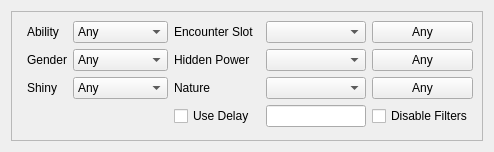
Above: Source/Form/Controls/Filter.ui from Admiral-Fish/PokeFinder before the change. Below: the same form after it.
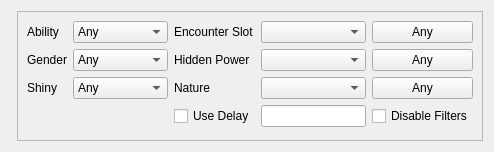
That is the form after the change. Custom widgets are drawn as their Qt base class.

Patch:
```diff
--- a/Source/Form/Controls/Filter.ui
+++ b/Source/Form/Controls/Filter.ui
@@ -11,7 +11,7 @@
    </rect>
   </property>
   <layout class="QGridLayout" name="gridLayout">
-   <item row="0" column="0">
+   <item row="0" column="1">
     <widget class="QScrollArea" name="scrollArea">
      <property name="widgetResizable">
       <bool>true</bool>
@@ -21,7 +21,7 @@
        <rect>
         <x>0</x>
         <y>0</y>
-        <width>474</width>
+        <width>458</width>
         <height>132</height>
        </rect>
       </property>
@@ -59,7 +59,10 @@
          </property>
         </widget>
        </item>
-       <item row="0" column="6">
+       <item row="0" column="4">
+        <widget class="CheckList" name="checkListEncounterSlot"/>
+       </item>
+       <item row="0" column="5">
         <widget class="QPushButton" name="pushButtonEncounterSlot">
          <property name="text">
           <string>Any</string>
@@ -99,10 +102,10 @@
          </property>
         </widget>
        </item>
-       <item row="1" column="5">
+       <item row="1" column="4">
         <widget class="CheckList" name="checkListHiddenPower"/>
        </item>
-       <item row="1" column="6">
+       <item row="1" column="5">
         <widget class="QPushButton" name="pushButtonHiddenPower">
          <property name="text">
           <string>Any</string>
@@ -147,24 +150,24 @@
          </property>
         </widget>
        </item>
-       <item row="2" column="5">
+       <item row="2" column="4">
         <widget class="CheckList" name="checkListNature"/>
        </item>
-       <item row="2" column="6">
+       <item row="2" column="5">
         <widget class="QPushButton" name="pushButtonNature">
          <property name="text">
           <string>Any</string>
          </property>
         </widget>
        </item>
-       <item row="3" column="3" colspan="2">
+       <item row="3" column="3">
         <widget class="QCheckBox" name="checkBoxDelay">
          <property name="text">
           <string>Use Delay</string>
          </property>
         </widget>
        </item>
-       <item row="3" column="5">
+       <item row="3" column="4">
         <widget class="TextBox" name="textBoxDelay">
          <property name="sizePolicy">
           <sizepolicy hsizetype="Preferred" vsizetype="Fixed">
@@ -174,23 +177,20 @@
          </property>
         </widget>
        </item>
-       <item row="3" column="6">
+       <item row="3" column="5">
         <widget class="QCheckBox" name="checkBoxDisableFilters">
          <property name="text">
           <string>Disable Filters</string>
          </property>
         </widget>
        </item>
-       <item row="0" column="5">
-        <widget class="CheckList" name="checkListEncounterSlot"/>
-       </item>
-       <item row="0" column="0" rowspan="4">
-        <widget class="IVFilter" name="ivFilter" native="true"/>
-       </item>
       </layout>
      </widget>
     </widget>
    </item>
+   <item row="0" column="0">
+    <widget class="IVFilter" name="ivFilter" native="true"/>
+   </item>
   </layout>
  </widget>
  <customwidgets>
```
